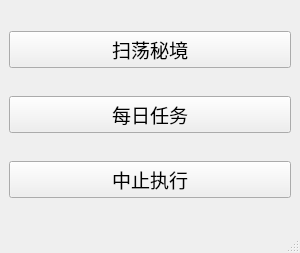
Old version of the form src/ui/pyqt.ui in the repository freeok/LangrisserHelper.
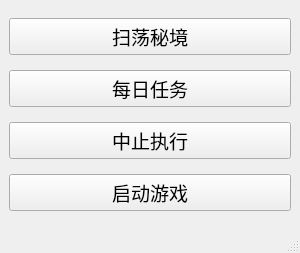
New version of the form. Icons and pictures are not drawn.

Commit message: feat: 新增启动游戏功能

Diff of the .ui file:
```diff
--- a/src/ui/pyqt.ui
+++ b/src/ui/pyqt.ui
@@ -81,6 +81,21 @@
       </property>
      </widget>
     </item>
+    <item>
+     <widget class="QPushButton" name="pushButton_start">
+      <property name="font">
+       <font>
+        <pointsize>14</pointsize>
+       </font>
+      </property>
+      <property name="styleSheet">
+       <string notr="true"/>
+      </property>
+      <property name="text">
+       <string>启动游戏</string>
+      </property>
+     </widget>
+    </item>
    </layout>
   </widget>
   <widget class="QMenuBar" name="menubar">
```
Left out of the diff: 1 changed line with no effect on the pictures. The commit also changes 3 other files.
